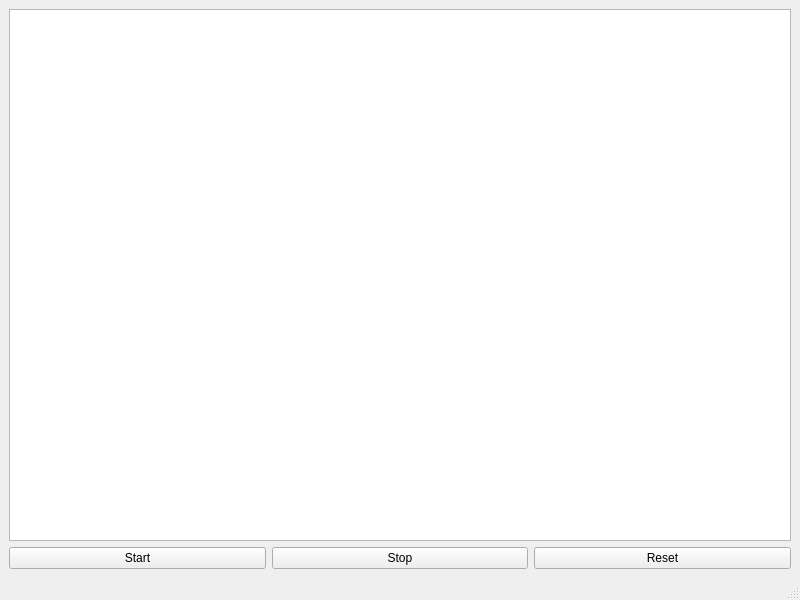
Before: the Qt Designer form OOP/game_life/mainwindow.ui in levkoLuk/23203_lukyanets, drawn with Qt 5.
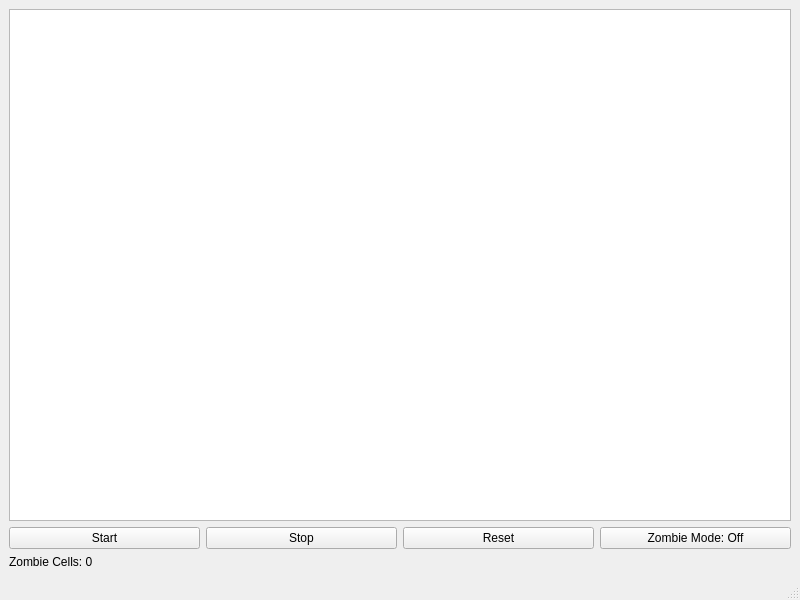
After: the same form once the commit is applied.

Patch:
```diff
--- a/OOP/game_life/mainwindow.ui
+++ b/OOP/game_life/mainwindow.ui
@@ -48,8 +48,22 @@
         </property>
        </widget>
       </item>
+      <item>
+       <widget class="QPushButton" name="zombieModeButton">
+        <property name="text">
+         <string>Zombie Mode: Off</string>
+        </property>
+       </widget>
+      </item>
      </layout>
     </item>
+    <item>
+     <widget class="QLabel" name="zombieCountLabel">
+      <property name="text">
+       <string>Zombie Cells: 0</string>
+      </property>
+     </widget>
+    </item>
    </layout>
   </widget>
   <widget class="QMenuBar" name="menubar">
```
